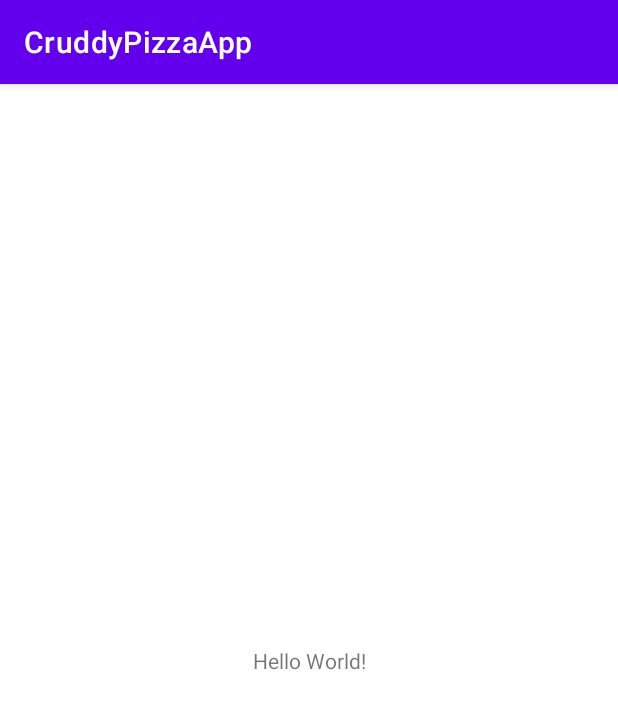
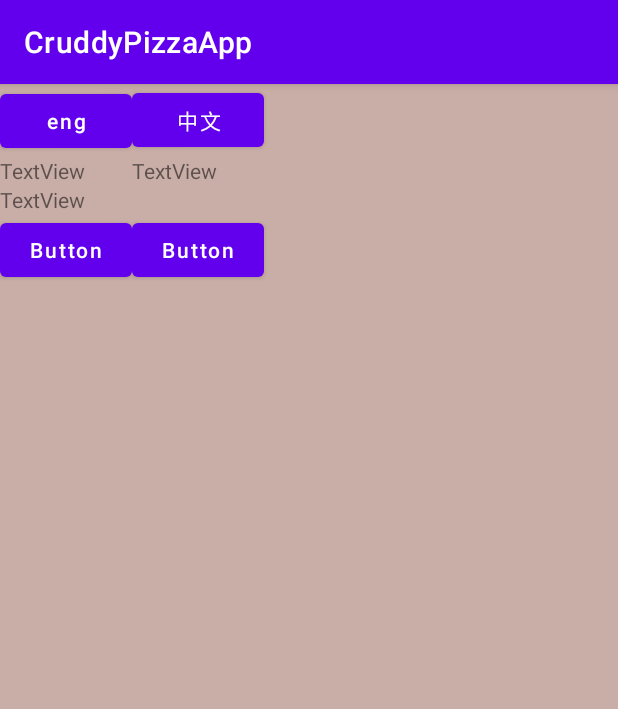
Before and after one commit to sarahannealice/CruddyPizzaApp, an Android app: the screen it shows after launch (MainActivity), on a phone screen of 412 x 824 dp. Shown: the top 709 px of the screen. Run offline under Robolectric (Android 15) with nearby library versions, the phone set to English and light mode, and no system bars.

Commit message:
added string files in both languages

```diff
--- a/app/src/main/res/layout/activity_main.xml
+++ b/app/src/main/res/layout/activity_main.xml
@@ -6,13 +6,79 @@
     android:layout_height="match_parent"
     tools:context=".MainActivity">
 
-    <TextView
-        android:layout_width="wrap_content"
-        android:layout_height="wrap_content"
-        android:text="Hello World!"
-        app:layout_constraintBottom_toBottomOf="parent"
-        app:layout_constraintEnd_toEndOf="parent"
-        app:layout_constraintStart_toStartOf="parent"
-        app:layout_constraintTop_toTopOf="parent" />
+    <TableLayout
+        android:layout_width="match_parent"
+        android:layout_height="match_parent"
+        android:background="#C9ADA7">
 
+        <TableRow
+            android:id="@+id/row0"
+            android:layout_width="match_parent"
+            android:layout_height="match_parent">
+
+            <Button
+                android:id="@+id/button4"
+                android:layout_width="wrap_content"
+                android:layout_height="wrap_content"
+                android:text="@string/english"
+                android:textAllCaps="false" />
+
+            <Button
+                android:id="@+id/button3"
+                android:layout_width="wrap_content"
+                android:layout_height="wrap_content"
+                android:text="@string/chinese"
+                android:textAllCaps="false" />
+        </TableRow>
+
+        <TableRow
+            android:id="@+id/row1"
+            android:layout_width="match_parent"
+            android:layout_height="match_parent">
+
+            <TextView
+                android:id="@+id/textView3"
+                android:layout_width="wrap_content"
+                android:layout_height="wrap_content"
+                android:text="TextView" />
+
+            <TextView
+                android:id="@+id/textView2"
+                android:layout_width="wrap_content"
+                android:layout_height="wrap_content"
+                android:text="TextView" />
+        </TableRow>
+
+        <TableRow
+            android:id="@+id/row2"
+            android:layout_width="match_parent"
+            android:layout_height="match_parent">
+
+            <TextView
+                android:id="@+id/textView4"
+                android:layout_width="wrap_content"
+                android:layout_height="wrap_content"
+                android:text="TextView" />
+        </TableRow>
+
+        <TableRow
+            android:id="@+id/row3"
+            android:layout_width="match_parent"
+            android:layout_height="match_parent">
+
+            <Button
+                android:id="@+id/button"
+                android:layout_width="wrap_content"
+                android:layout_height="wrap_content"
+                android:text="Button"
+                android:textAllCaps="false" />
+
+            <Button
+                android:id="@+id/button2"
+                android:layout_width="wrap_content"
+                android:layout_height="wrap_content"
+                android:text="Button"
+                android:textAllCaps="false" />
+        </TableRow>
+    </TableLayout>
 </androidx.constraintlayout.widget.ConstraintLayout>
--- a/app/src/main/res/values/strings.xml
+++ /dev/null
@@ -1,3 +0,0 @@
-<resources>
-    <string name="app_name">CruddyPizzaApp</string>
-</resources>
```
Also changed, not shown: app/src/main/res/values/strings_chinese.xml (added, +35 -0 lines), app/src/main/res/values/strings_english.xml (added, +35 -0 lines), app/src/main/res/drawable/double_deselected.png (added), app/src/main/res/drawable/double_example.png (added), app/src/main/res/drawable/double_selected.png (added), app/src/main/res/drawable/normal_deselected.png (added), app/src/main/res/drawable/normal_example.png (added), app/src/main/res/drawable/normal_selected.png (added), app/src/main/res/drawable/triple_deselected.png (added), app/src/main/res/drawable/triple_example.png (added), app/src/main/res/drawable/triple_selected.png (added).
